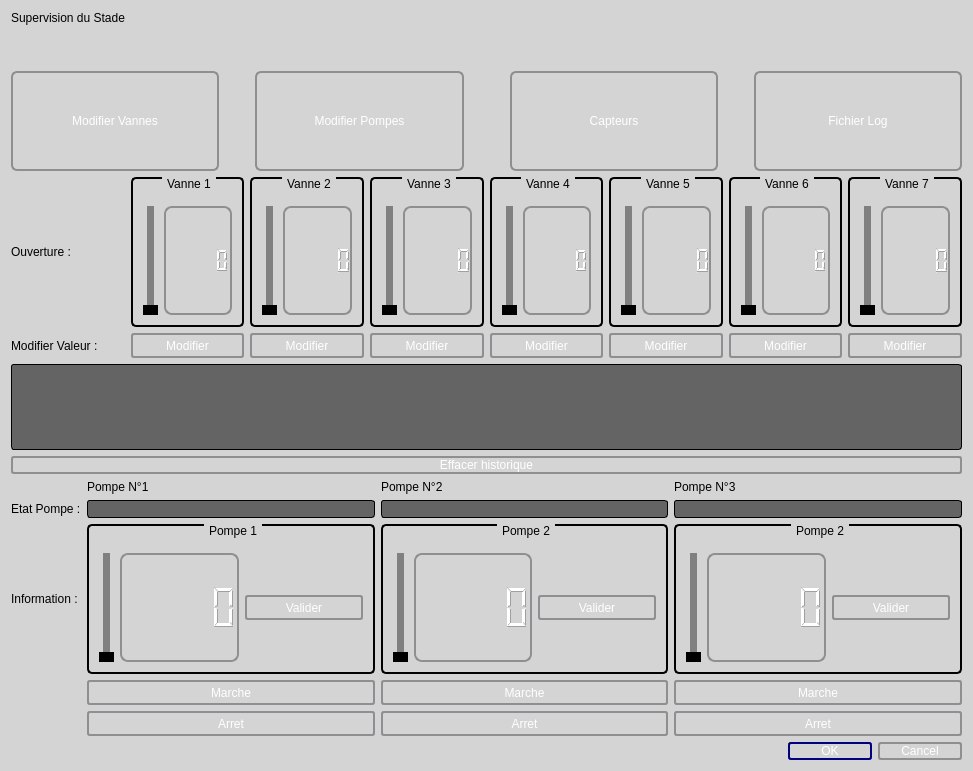
Above: supervision.ui from CalmettesT/Projet-BTS before the change. Below: the same form after it.
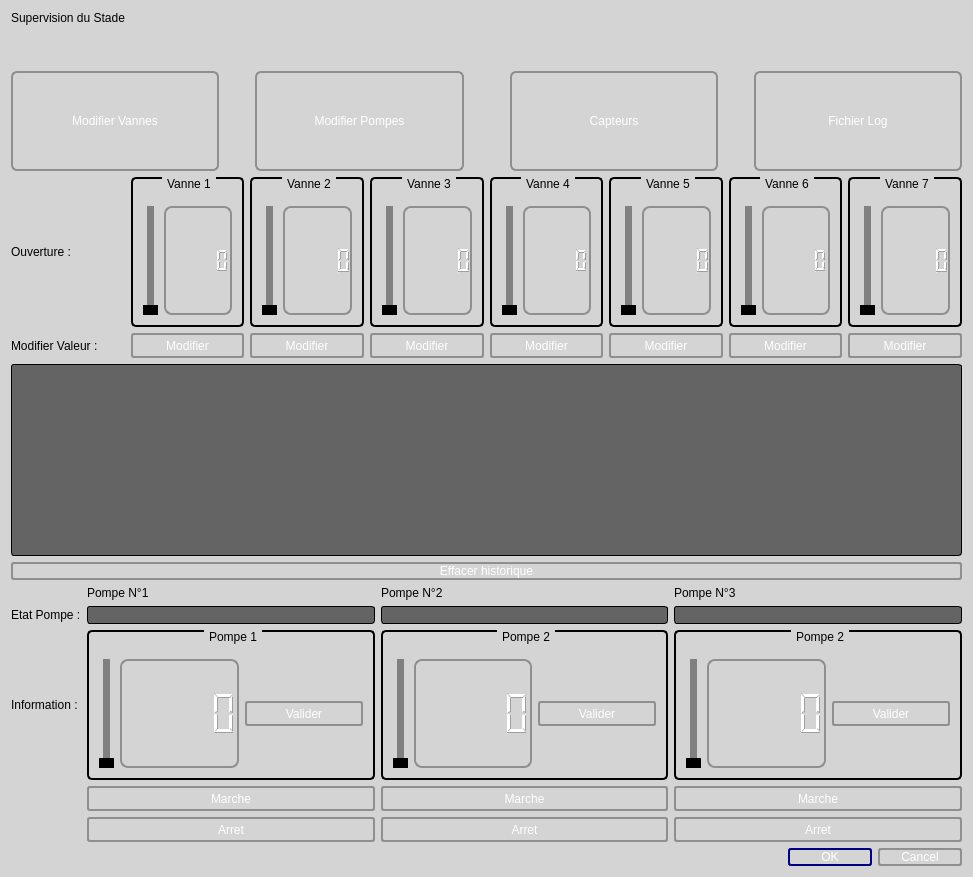
That is the form after the change.

Diff of the .ui file:
```diff
--- a/supervision.ui
+++ b/supervision.ui
@@ -1351,6 +1351,12 @@
      </item>
      <item>
       <widget class="QPlainTextEdit" name="textEditLog">
+       <property name="sizePolicy">
+        <sizepolicy hsizetype="Expanding" vsizetype="Minimum">
+         <horstretch>0</horstretch>
+         <verstretch>0</verstretch>
+        </sizepolicy>
+       </property>
        <property name="styleSheet">
         <string notr="true">QPlainTextEdit
 {
```
